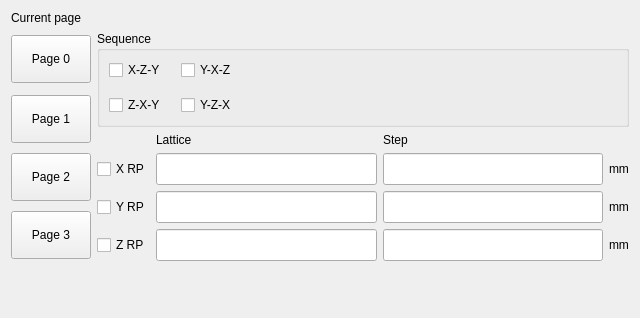
GaussCheng/2-5AxisPunch, file hcsettings/ichcstackedsettingsframe.ui: the form before one commit.
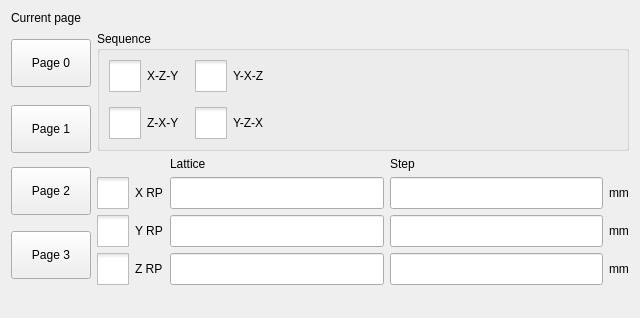
The form after the commit. Icons and pictures are not drawn. Custom widgets are drawn as their Qt base class.

Commit message: 1.取出了一个没用按钮 2.堆叠样式修改

Diff of the .ui file:
```diff
--- a/hcsettings/ichcstackedsettingsframe.ui
+++ b/hcsettings/ichcstackedsettingsframe.ui
@@ -74,6 +74,22 @@
         </property>
         <item row="0" column="0">
          <widget class="QCheckBox" name="xzyCheckBox">
+          <property name="styleSheet">
+           <string notr="true">::indicator {
+     width: 32px;
+     height: 32px;
+ }
+
+::indicator:unchecked 
+{
+     image: url(:/resource/check_unchecked.png);
+ }
+::indicator:checked 
+{
+     image: url(:/resource/check_checked.png);
+ }
+</string>
+          </property>
           <property name="text">
            <string>X-Z-Y</string>
           </property>
@@ -84,6 +100,22 @@
         </item>
         <item row="0" column="1">
          <widget class="QCheckBox" name="yxzCheckBox">
+          <property name="styleSheet">
+           <string notr="true">::indicator {
+     width: 32px;
+     height: 32px;
+ }
+
+::indicator:unchecked 
+{
+     image: url(:/resource/check_unchecked.png);
+ }
+::indicator:checked 
+{
+     image: url(:/resource/check_checked.png);
+ }
+</string>
+          </property>
           <property name="text">
            <string>Y-X-Z</string>
           </property>
@@ -94,6 +126,22 @@
         </item>
         <item row="1" column="0">
          <widget class="QCheckBox" name="zxyCheckBox">
+          <property name="styleSheet">
+           <string notr="true">::indicator {
+     width: 32px;
+     height: 32px;
+ }
+
+::indicator:unchecked 
+{
+     image: url(:/resource/check_unchecked.png);
+ }
+::indicator:checked 
+{
+     image: url(:/resource/check_checked.png);
+ }
+</string>
+          </property>
           <property name="text">
            <string>Z-X-Y</string>
           </property>
@@ -104,6 +152,22 @@
         </item>
         <item row="1" column="1">
          <widget class="QCheckBox" name="yzxCheckBox">
+          <property name="styleSheet">
+           <string notr="true">::indicator {
+     width: 32px;
+     height: 32px;
+ }
+
+::indicator:unchecked 
+{
+     image: url(:/resource/check_unchecked.png);
+ }
+::indicator:checked 
+{
+     image: url(:/resource/check_checked.png);
+ }
+</string>
+          </property>
           <property name="text">
            <string>Y-Z-X</string>
           </property>
@@ -133,6 +197,22 @@
        </item>
        <item row="1" column="0">
         <widget class="QCheckBox" name="xRPCheckBox">
+         <property name="styleSheet">
+          <string notr="true">::indicator {
+     width: 32px;
+     height: 32px;
+ }
+
+::indicator:unchecked 
+{
+     image: url(:/resource/check_unchecked.png);
+ }
+::indicator:checked 
+{
+     image: url(:/resource/check_checked.png);
+ }
+</string>
+         </property>
          <property name="text">
           <string>X RP</string>
          </property>
@@ -160,6 +240,22 @@
        </item>
        <item row="2" column="0">
         <widget class="QCheckBox" name="yRPCheckBox">
+         <property name="styleSheet">
+          <string notr="true">::indicator {
+     width: 32px;
+     height: 32px;
+ }
+
+::indicator:unchecked 
+{
+     image: url(:/resource/check_unchecked.png);
+ }
+::indicator:checked 
+{
+     image: url(:/resource/check_checked.png);
+ }
+</string>
+         </property>
          <property name="text">
           <string>Y RP</string>
          </property>
@@ -187,6 +283,22 @@
        </item>
        <item row="3" column="0">
         <widget class="QCheckBox" name="zRPCheckBox">
+         <property name="styleSheet">
+          <string notr="true">::indicator {
+     width: 32px;
+     height: 32px;
+ }
+
+::indicator:unchecked 
+{
+     image: url(:/resource/check_unchecked.png);
+ }
+::indicator:checked 
+{
+     image: url(:/resource/check_checked.png);
+ }
+</string>
+         </property>
          <property name="text">
           <string>Z RP</string>
          </property>
```
The commit also changes 2 other files.
